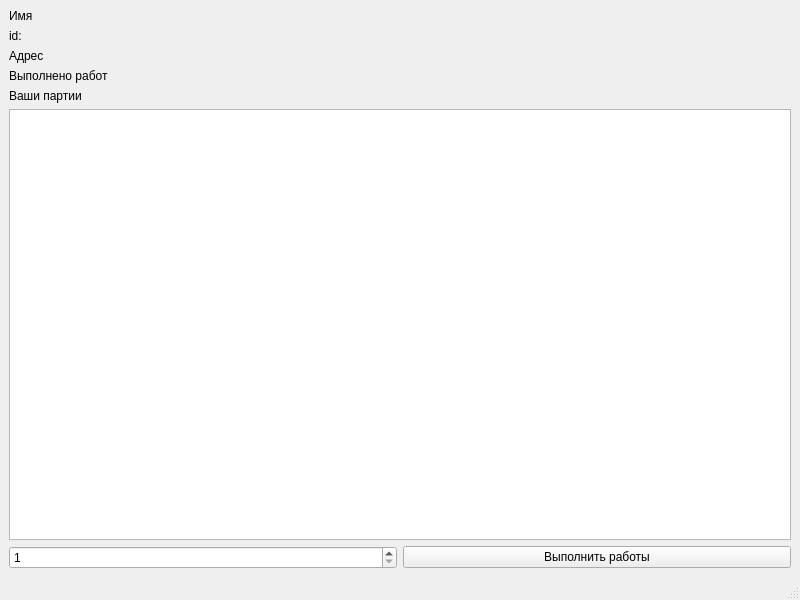
Above: 5 term/DB/ZilbermanPublisher/Views/printcentermanagerview.ui from relsa228/CPP-university-projects before the change. Below: the same form after it.
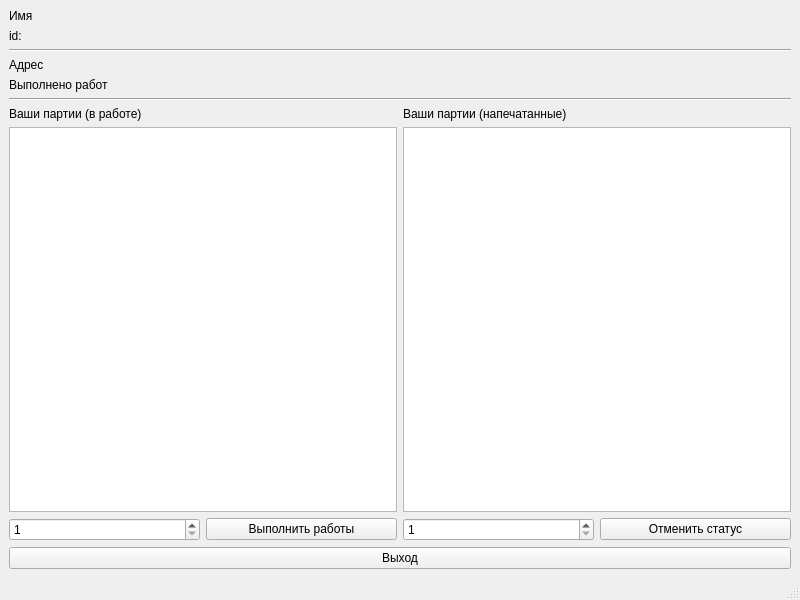
That is the form after the change.

Patch:
```diff
--- a/5 term/DB/ZilbermanPublisher/Views/printcentermanagerview.ui
+++ b/5 term/DB/ZilbermanPublisher/Views/printcentermanagerview.ui
@@ -14,7 +14,7 @@
    <string>MainWindow</string>
   </property>
   <widget class="QWidget" name="centralwidget">
-   <layout class="QVBoxLayout" name="verticalLayout_5">
+   <layout class="QVBoxLayout" name="verticalLayout_7">
     <item>
      <layout class="QVBoxLayout" name="verticalLayout_3">
       <item>
@@ -40,7 +40,14 @@
        </layout>
       </item>
       <item>
-       <widget class="QLabel" name="label_2">
+       <widget class="Line" name="line">
+        <property name="orientation">
+         <enum>Qt::Horizontal</enum>
+        </property>
+       </widget>
+      </item>
+      <item>
+       <widget class="QLabel" name="address_lable">
         <property name="text">
          <string>Адрес</string>
         </property>
@@ -56,13 +63,22 @@
      </layout>
     </item>
     <item>
+     <widget class="Line" name="line_2">
+      <property name="orientation">
+       <enum>Qt::Horizontal</enum>
+      </property>
+     </widget>
+    </item>
+    <item>
+     <layout class="QHBoxLayout" name="horizontalLayout_4">
+      <item>
      <layout class="QVBoxLayout" name="verticalLayout_2">
       <item>
        <layout class="QVBoxLayout" name="verticalLayout">
         <item>
          <widget class="QLabel" name="label">
           <property name="text">
-           <string>Ваши партии</string>
+             <string>Ваши партии (в работе)</string>
           </property>
          </widget>
         </item>
@@ -93,6 +109,54 @@
        </layout>
       </item>
      </layout>
+      </item>
+      <item>
+       <layout class="QVBoxLayout" name="verticalLayout_5">
+        <item>
+         <layout class="QVBoxLayout" name="verticalLayout_6">
+          <item>
+           <widget class="QLabel" name="label_4">
+            <property name="text">
+             <string>Ваши партии (напечатанные)</string>
+            </property>
+           </widget>
+          </item>
+          <item>
+           <widget class="QTableWidget" name="ready_table"/>
+          </item>
+         </layout>
+        </item>
+        <item>
+         <layout class="QHBoxLayout" name="horizontalLayout_3">
+          <item>
+           <widget class="QSpinBox" name="deny_box">
+            <property name="minimum">
+             <number>1</number>
+            </property>
+            <property name="maximum">
+             <number>1000000</number>
+            </property>
+           </widget>
+          </item>
+          <item>
+           <widget class="QPushButton" name="deny_work">
+            <property name="text">
+             <string>Отменить статус</string>
+            </property>
+           </widget>
+          </item>
+         </layout>
+        </item>
+       </layout>
+      </item>
+     </layout>
+    </item>
+    <item>
+     <widget class="QPushButton" name="exit">
+      <property name="text">
+       <string>Выход</string>
+      </property>
+     </widget>
     </item>
    </layout>
   </widget>
```
Left out of the diff: 8 changed lines with no effect on the pictures. Lines whose indentation alone changed are shown as unchanged.
